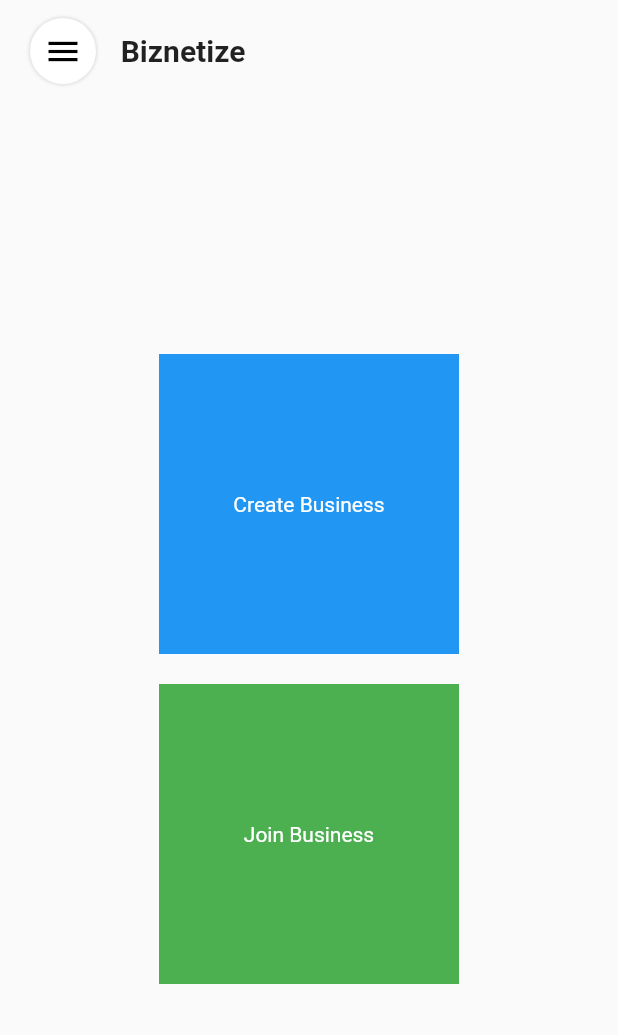
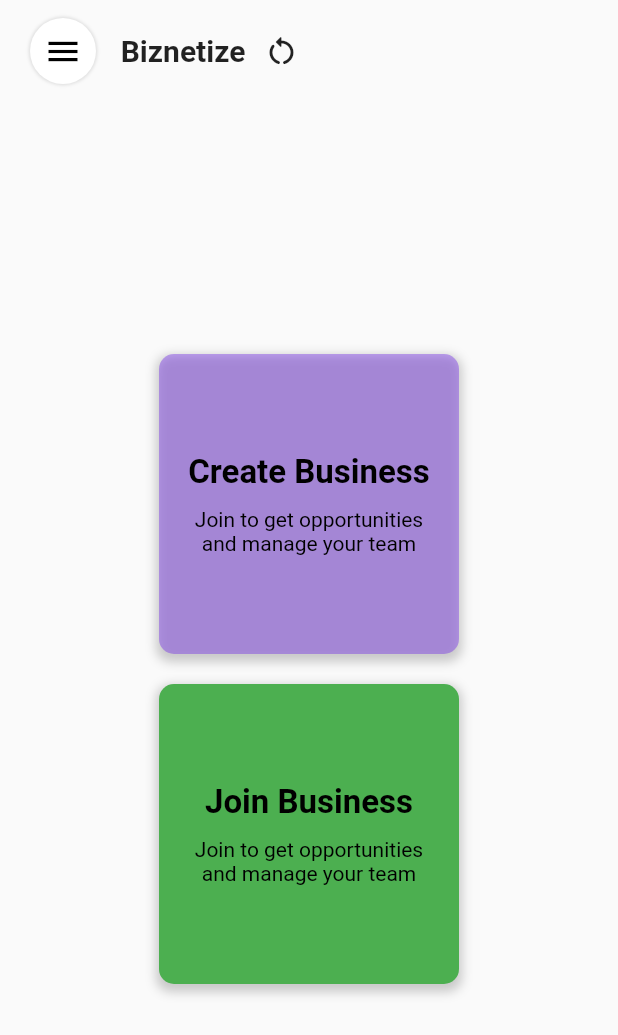
Before and after one commit to SumitSatre/bizissue_frontend, a Flutter app: the NoBusinessHomePage screen opened directly, on a phone screen of 412 x 824 dp. Shown: the top 1035 px of the screen. Run offline on Flutter 3.47's test engine with Material 2 defaults, Android fonts, the phone set to English and light mode, and no system bars; our stand-ins replace firebase_auth, firebase_core, flutter_xlider, go_router, google_fonts, month_picker_dialog and 4 more; accounts and stored records are empty; network calls fail.

Commit message:
Request updated

```diff
--- a/lib/business_home_page/screens/controller/create_issue_controller.dart
+++ b/lib/business_home_page/screens/controller/create_issue_controller.dart
@@ -30,6 +30,7 @@ class CreateIssueProvider extends ChangeNotifier {
   void clear(){
     _createIssueModel = null ;
     _userlistModel = null;
+    notifyListeners();
   }
 
   Future<List<UserListModel>> getUsersList(String id) async {
@@ -166,5 +167,4 @@ class CreateIssueProvider extends ChangeNotifier {
       notifyListeners();
     }
   }
-
 }
--- a/lib/business_home_page/screens/join_business.dart
+++ b/lib/business_home_page/screens/join_business.dart
@@ -57,6 +57,7 @@ class _JoinBusinessPageState extends State<JoinBusinessPage> {
           children: [
             PinInputTextField(
               pinLength: 6,
+              keyboardType: TextInputType.text,
               controller: codeController,
               decoration: UnderlineDecoration(
                 textStyle: TextStyle(fontSize: 20, color: Colors.black),
--- a/lib/business_home_page/widgets/accpet_request_dialog.dart
+++ b/lib/business_home_page/widgets/accpet_request_dialog.dart
@@ -178,6 +178,9 @@ class _UserSelectionDialogState extends State<UserSelectionDialog> {
                 ),
               ),
             ),
+
+            SizedBox(height: height * 0.02),
+
             Row(
               mainAxisAlignment: MainAxisAlignment.end,
               children: [
@@ -191,7 +194,6 @@ class _UserSelectionDialogState extends State<UserSelectionDialog> {
                   onPressed: () {
                     businessRequestController.setUserId(widget.userId);
                     businessRequestController.acceptRequestPost(context , homeController.selectedBusiness);
-                    GoRouter.of(context).pop();
                   },
                   child: Text("Submit"),
                 ),
--- a/lib/business_home_page/widgets/no_business_app_bar.dart
+++ b/lib/business_home_page/widgets/no_business_app_bar.dart
@@ -15,7 +15,7 @@ class NoBusinessAppBar extends StatelessWidget implements PreferredSizeWidget {
   Widget build(BuildContext context) {
     double height = MediaQuery.of(context).size.height;
     double width = MediaQuery.of(context).size.width;
-
+    final controller = Provider.of<HomeProvider>(context, listen: false);
     return Padding(
       padding: const EdgeInsets.symmetric(
         vertical: 5,
@@ -35,6 +35,13 @@ class NoBusinessAppBar extends StatelessWidget implements PreferredSizeWidget {
                      "Biznetize",
                     style: TextStyle(fontSize: 20, fontWeight: FontWeight.bold),
                   ),
+
+                  IconButton(
+                      onPressed: () async{
+                         controller.onRestart(context);
+                      },
+                      icon: Icon(Icons.restart_alt_rounded))
+
                 ],
               ),
             ],
--- a/lib/home/screens/controllers/home_controller.dart
+++ b/lib/home/screens/controllers/home_controller.dart
@@ -6,6 +6,7 @@ import 'package:bizissue/utils/routes/app_route_constants.dart';
 import 'package:bizissue/utils/services/shared_preferences_service.dart';
 import 'package:flutter/material.dart';
 import 'package:go_router/go_router.dart';
+import 'package:provider/provider.dart';
 
 import '../../models/user_model.dart';
 import '../../../business_home_page/screens/business home/business_home_page.dart';
@@ -96,4 +97,9 @@ class HomeProvider extends ChangeNotifier {
     notifyListeners();
   }
 
+  void onRestart(context){
+    Provider.of<HomeProvider>(context, listen: false).init(context);
+    notifyListeners();
+  }
+
 }
--- a/lib/home/screens/simple_home_page.dart
+++ b/lib/home/screens/simple_home_page.dart
@@ -1,3 +1,4 @@
+import 'package:bizissue/business_home_page/screens/controller/business_controller.dart';
 import 'package:bizissue/business_home_page/widgets/no_business_app_bar.dart';
 import 'package:bizissue/home/screens/controllers/home_controller.dart';
 import 'package:bizissue/utils/colors.dart';
@@ -18,7 +19,7 @@ class NoBusinessHomePage extends StatelessWidget {
     double height = MediaQuery.of(context).size.height;
     double width = MediaQuery.of(context).size.width;
     final controller = Provider.of<HomeProvider>(context, listen: false);
-
+    final businessController = Provider.of<BusinessController>(context, listen: false);
     return Scaffold(
       appBar: NoBusinessAppBar(),
       body: Center(
@@ -32,11 +33,34 @@ class NoBusinessHomePage extends StatelessWidget {
               child: Container(
                 width: 200,
                 height: 200,
-                color: Colors.blue,
-                child: Center(
-                  child: Text(
-                    'Create Business',
-                    style: TextStyle(color: Colors.white),
+                decoration: BoxDecoration(
+                  color: kprimaryColor.withOpacity(0.4),
+                  borderRadius: BorderRadius.circular(10.0),
+                  boxShadow: [
+                    BoxShadow(
+                      color: Colors.black.withOpacity(0.2),
+                      spreadRadius: 2,
+                      blurRadius: 5,
+                      offset: Offset(0, 3),
+                    ),
+                  ],
+                ),
+                child: Padding(
+                  padding: const EdgeInsets.all(16.0),
+                  child: Column(
+                    mainAxisAlignment: MainAxisAlignment.center,
+                    children: [
+                      Text(
+                        'Create Business',
+                        style: TextStyle(color: Colors.black, fontSize: 22, fontWeight: FontWeight.bold),
+                      ),
+                      SizedBox(height: 10),
+                      Text(
+                        'Join to get opportunities and manage your team',
+                        style: TextStyle(color: Colors.black, fontSize: 14),
+                        textAlign: TextAlign.center,
+                      ),
+                    ],
                   ),
                 ),
               ),
@@ -46,17 +70,41 @@ class NoBusinessHomePage extends StatelessWidget {
               onTap: () {
                 GoRouter.of(context).pushNamed(MyAppRouteConstants.joinBusinessRouteName);
               },
-              child: Container(
+              child:Container(
                 width: 200,
                 height: 200,
-                color: Colors.green,
-                child: Center(
-                  child: Text(
-                    'Join Business',
-                    style: TextStyle(color: Colors.white),
+                decoration: BoxDecoration(
+                  color: Colors.green,
+                  borderRadius: BorderRadius.circular(10.0),
+                  boxShadow: [
+                    BoxShadow(
+                      color: Colors.black.withOpacity(0.2),
+                      spreadRadius: 2,
+                      blurRadius: 5,
+                      offset: Offset(0, 3),
+                    ),
+                  ],
+                ),
+                child: Padding(
+                  padding: const EdgeInsets.all(16.0),
+                  child: Column(
+                    mainAxisAlignment: MainAxisAlignment.center,
+                    children: [
+                      Text(
+                        'Join Business',
+                        style: TextStyle(color: Colors.black, fontSize: 22, fontWeight: FontWeight.bold),
+                      ),
+                      SizedBox(height: 10),
+                      Text(
+                        'Join to get opportunities and manage your team',
+                        style: TextStyle(color: Colors.black, fontSize: 14),
+                        textAlign: TextAlign.center,
+                      ),
+                    ],
                   ),
                 ),
               ),
+
             ),
           ],
         ),
--- a/lib/utils/routes/app_route_config.dart
+++ b/lib/utils/routes/app_route_config.dart
@@ -76,9 +76,11 @@ class MyAppRouter {
 
         GoRoute(
           name: MyAppRouteConstants.businessRequestsRouteName,
-          path: '/home/business/requests',
+          path: '/home/business/requests/:businessId',
           pageBuilder: (BuildContext context,GoRouterState state) {
-            return MaterialPage(child: BusinessRequestsPage());
+            return MaterialPage(child: BusinessRequestsPage(
+              businessId: state.params['businessId']!,
+            ));
           },
         ),
 
--- a/lib/widgets/drawer.dart
+++ b/lib/widgets/drawer.dart
@@ -79,6 +79,7 @@ class _MyDrawerState extends State<MyDrawer> {
                     ),
                     onTap: () {
                       GoRouter.of(context).pop();
+                      IssueController.clear();
                       businessController.setBusinessModelNull();
                       controller.setNewBusiness(context, business.businessId);
                     },
```
Also changed, not shown: lib/business_home_page/models/business_model.dart (+6 -10 lines), lib/business_home_page/screens/business home/business_home_page.dart (+35 -28 lines), lib/business_home_page/screens/controller/business_controller.dart (+9 -0 lines), lib/business_home_page/screens/controller/business_requests_controller.dart (+21 -3 lines), lib/business_home_page/screens/requests_screen.dart (+57 -34 lines), lib/business_home_page/widgets/vertical_menu_dropdown.dart (+8 -4 lines), lib/business_home_page/models/business_model.g.dart.
